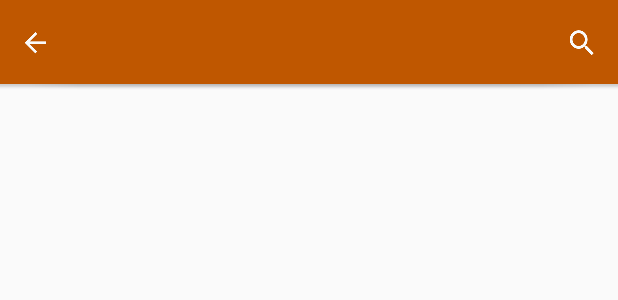
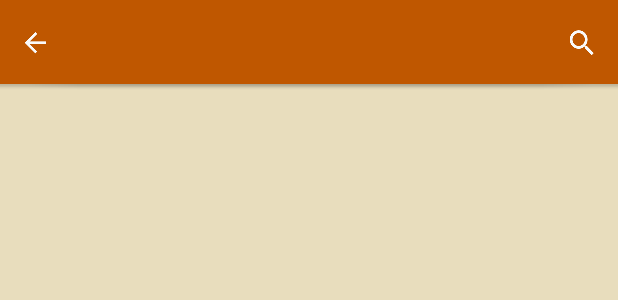
Before and after one commit to Schins02/BevoMapsAndroid, an Android app: the layout activity_building.xml on its own in the app's theme, with its tools: preview values and no code run, on a phone screen of 412 x 824 dp. Shown: the top 300 px of the screen. Run offline under Robolectric (Android 15) with nearby library versions, the phone set to English and light mode, and no system bars; plain views replace SubsamplingScaleImageView.

Commit message:
Added accuracy circle. Added progress bar. Connected search in building activity.

```diff
--- a/app/src/main/java/edu/utexas/cs/bevomaps/BGHelper.java
+++ b/app/src/main/java/edu/utexas/cs/bevomaps/BGHelper.java
@@ -14,7 +14,7 @@ class BGHelper {
 
   private final View view;
 
-  private static final long FADE_DURATION = 250;
+  private static final long FADE_DURATION = 250; //250ms
 
   // Constructors---------------------------------------------------
 
--- a/app/src/main/java/edu/utexas/cs/bevomaps/CacheLayer.java
+++ b/app/src/main/java/edu/utexas/cs/bevomaps/CacheLayer.java
@@ -7,6 +7,7 @@ import android.os.Bundle;
 import android.os.Parcel;
 import android.os.Parcelable;
 import android.util.Log;
+import android.widget.ProgressBar;
 import com.google.android.gms.maps.GoogleMap;
 import java.io.File;
 import java.util.HashMap;
@@ -72,7 +73,8 @@ class CacheLayer implements Parcelable {
     return buildingMap.containsKey(building);
   }
 
-  void loadImage(ImageHelper imageHelper, String building, String floor) {
+  void loadImage(ImageHelper imageHelper, ProgressBar progressBar,
+                 String building, String floor) {
     Map <String, String> infoMap = buildingMap.get(building);
     if (floor == null) {
       floor = infoMap.get(DataLayer.DEFAULT_FLOOR);
@@ -87,7 +89,7 @@ class CacheLayer implements Parcelable {
       imageHelper.setImage(Uri.fromFile(imageCache), Uri.fromFile(previewCache));
     }
     else {
-      new ImageTask(imageHelper, infoMap, floor, cacheDir).execute();
+      new ImageTask(imageHelper, progressBar, infoMap, floor, cacheDir).execute();
     }
   }
 
--- a/app/src/main/java/edu/utexas/cs/bevomaps/FABHelper.java
+++ b/app/src/main/java/edu/utexas/cs/bevomaps/FABHelper.java
@@ -15,8 +15,8 @@ class FABHelper {
 
   private final FloatingActionButton button;
 
-  private static final float FADE_DISTANCE = 50;
-  private static final long FADE_DURATION = 100;
+  private static final float FADE_DISTANCE = 50; //50dp
+  private static final long FADE_DURATION = 100; //100ms
 
   // Constructors---------------------------------------------------
 
--- /dev/null
+++ b/app/src/main/res/drawable/progress.xml
@@ -0,0 +1,18 @@
+<?xml version="1.0" encoding="utf-8"?>
+<layer-list
+  xmlns:android="http://schemas.android.com/apk/res/android" >
+
+  <item android:id="@android:id/background">
+    <shape>
+      <solid android:color="@color/burnt_orange" />
+    </shape>
+  </item>
+
+  <item android:id="@android:id/progress" >
+    <clip>
+      <shape>
+        <solid android:color="@color/secondary_blue" />
+      </shape>
+    </clip>
+  </item>
+</layer-list>
--- a/app/src/main/res/layout/action_bar.xml
+++ b/app/src/main/res/layout/action_bar.xml
@@ -45,6 +45,15 @@
     android:textColor="@color/material_white"
     android:textSize="20sp" />
 
+  <ProgressBar
+    style="@style/Widget.AppCompat.ProgressBar.Horizontal"
+    android:id="@+id/ab_progress"
+    android:layout_width="match_parent"
+    android:layout_height="1dp"
+    android:layout_alignParentBottom="true"
+    android:max="100"
+    android:progressDrawable="@drawable/progress" />
+
   <RelativeLayout
     android:id="@+id/ab_search_bar"
     android:layout_width="match_parent"
--- a/app/src/main/res/layout/activity_building.xml
+++ b/app/src/main/res/layout/activity_building.xml
@@ -9,7 +9,8 @@
   <com.davemorrissey.labs.subscaleview.SubsamplingScaleImageView
     android:id="@+id/building_image"
     android:layout_width="match_parent"
-    android:layout_height="match_parent" />
+    android:layout_height="match_parent"
+    android:background="@color/google_map_beige" />
 
   <View
     android:id="@+id/building_background"
--- a/app/src/main/res/values/colors.xml
+++ b/app/src/main/res/values/colors.xml
@@ -2,6 +2,8 @@
 <resources>
   <color name="burnt_orange">#BF5700</color>
   <color name="disabled_grey">#BDBDBD</color>
+  <color name="google_map_beige">#E8DDBD</color>
   <color name="material_white">#FAFAFA</color>
+  <color name="secondary_blue">#3C87A3</color>
   <color name="translucent_grey">#4C000000</color>
 </resources>
```
Also changed, not shown: app/src/main/java/edu/utexas/cs/bevomaps/ABHelper.java (+5 -5 lines), app/src/main/java/edu/utexas/cs/bevomaps/BuildingActivity.java (+46 -6 lines), app/src/main/java/edu/utexas/cs/bevomaps/ImageHelper.java (+7 -1 lines), app/src/main/java/edu/utexas/cs/bevomaps/ImageTask.java (+23 -5 lines), app/src/main/java/edu/utexas/cs/bevomaps/MapActivity.java (+4 -5 lines), app/src/main/java/edu/utexas/cs/bevomaps/MapHelper.java (+17 -4 lines).
